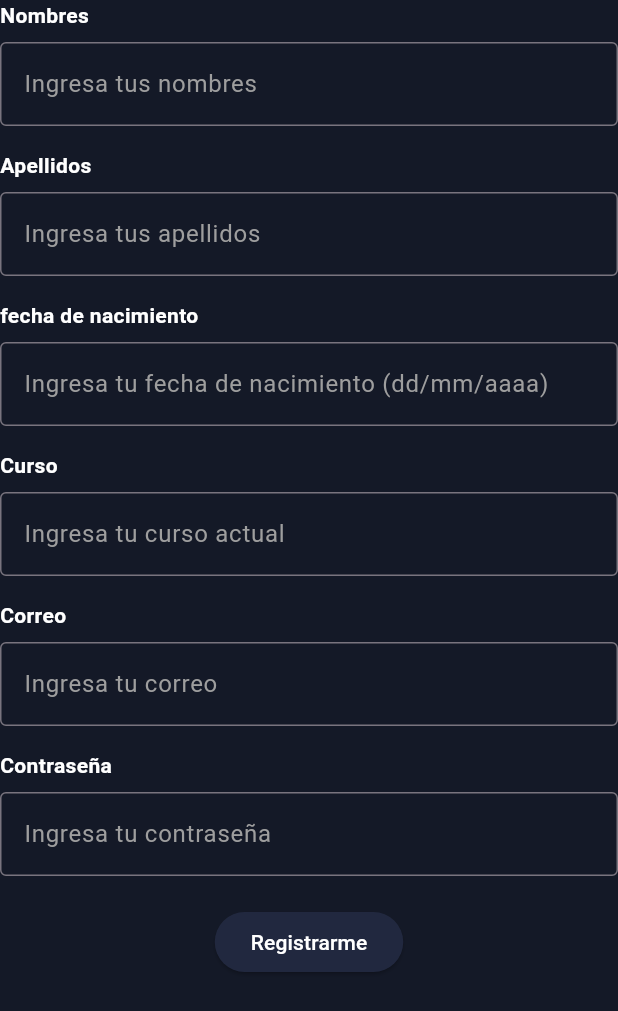
After one commit to Fausto-Briones/OIEC-Project, a Flutter app: the Register screen opened directly, on a phone screen of 412 x 824 dp. The commit adds this screen. Shown: the top 1011 px of the screen. Run offline on Flutter 3.47's test engine with Material 3 defaults, Android fonts, the phone set to English and light mode, and no system bars; our stand-ins replace flutter_svg; project files that could hold a hidden picture were left out.

Commit message:
Login y registro

```diff
--- /dev/null
+++ b/oiec_app/lib/components/inputTextComponent.dart
@@ -0,0 +1,44 @@
+import 'package:flutter/material.dart';
+
+class InputFieldWithLabel extends StatelessWidget {
+  final String labelText;
+  final TextEditingController controller;
+  final String hintText;
+  final Color hintColor;
+  final Color textColor;
+
+  InputFieldWithLabel({
+    required this.labelText,
+    required this.controller,
+    this.hintText = '',
+    this.hintColor = Colors.white,
+    this.textColor = Colors.white,
+  });
+
+  @override
+  Widget build(BuildContext context) {
+    return Column(
+      crossAxisAlignment: CrossAxisAlignment.start,
+      children: [
+        Text(
+          labelText,
+          style: TextStyle(
+            color: Colors.white,
+            fontFamily: 'Roboto',
+            fontWeight: FontWeight.bold,
+          ),
+        ),
+        SizedBox(height: 8),
+        TextField(
+          style: TextStyle(color: textColor),
+          controller: controller,
+          decoration: InputDecoration(
+            border: OutlineInputBorder(),
+            hintText: hintText,
+            hintStyle: TextStyle(color: hintColor),
+          ),
+        ),
+      ],
+    );
+  }
+}
--- a/oiec_app/lib/main.dart
+++ b/oiec_app/lib/main.dart
@@ -1,6 +1,7 @@
 import 'package:flutter/material.dart';
 import 'package:oiec_app/noticiasScreen.dart';
 import 'package:oiec_app/screens/homeScreen.dart';
+import 'package:oiec_app/screens/pagosScreen.dart';
 void main(){
   runApp(const MyApp());
 }
--- /dev/null
+++ b/oiec_app/lib/screens/login.dart
@@ -0,0 +1,44 @@
+import 'package:flutter/material.dart';
+import 'package:flutter_svg/flutter_svg.dart';
+import 'package:oiec_app/utilities/colorsController.dart';
+import 'package:oiec_app/components/inputTextComponent.dart';
+
+class Login extends StatelessWidget {
+  const Login({super.key});
+
+  @override
+  Widget build(BuildContext context) {
+    return Scaffold(
+      backgroundColor: HexColor('#141927'),
+      body: Column(
+          children: [
+              Image.asset('../assets/logochevere.png'),
+              InputFieldWithLabel(
+                labelText: 'Correo',
+                controller: TextEditingController(),
+                hintText: 'Ingresa tu correo',
+                hintColor: Colors.grey,
+              ),
+              SizedBox(height: 16), // Espacio entre los campos de entrada
+              InputFieldWithLabel(
+                labelText: 'Contraseña',
+                controller: TextEditingController(),
+                hintText: 'Ingresa tu contraseña',
+                hintColor: Colors.grey,
+              ),
+              SizedBox(height: 20),
+              ElevatedButton(
+            onPressed: () {
+              // Acción a realizar cuando se presiona el botón
+            },
+            style: ElevatedButton.styleFrom(
+              backgroundColor: HexColor('#21283F'), // Color de fondo del botón
+              foregroundColor: Colors.white, // Color del texto
+            ),
+            child: Text('Iniciar Sesión'),
+          ),
+          ]
+      ),
+    );
+  }
+}
--- /dev/null
+++ b/oiec_app/lib/screens/register.dart
@@ -0,0 +1,70 @@
+import 'package:flutter/material.dart';
+import 'package:oiec_app/utilities/colorsController.dart';
+import 'package:oiec_app/components/inputTextComponent.dart';
+
+class Register extends StatelessWidget {
+  const Register({super.key});
+
+  @override
+  Widget build(BuildContext context) {
+    return Scaffold(
+      backgroundColor: HexColor('#141927'),
+      body: Column(
+          children: [
+              InputFieldWithLabel(
+                labelText: 'Nombres',
+                controller: TextEditingController(),
+                hintText: 'Ingresa tus nombres',
+                hintColor: Colors.grey,
+              ),
+              SizedBox(height: 16), // Espacio entre los campos de entrada
+              InputFieldWithLabel(
+                labelText: 'Apellidos',
+                controller: TextEditingController(),
+                hintText: 'Ingresa tus apellidos',
+                hintColor: Colors.grey,
+              ),
+              SizedBox(height: 16), // Espacio entre los campos de entrada
+              InputFieldWithLabel(
+                labelText: 'fecha de nacimiento',
+                controller: TextEditingController(),
+                hintText: 'Ingresa tu fecha de nacimiento (dd/mm/aaaa)',
+                hintColor: Colors.grey,
+              ),
+              SizedBox(height: 16), // Espacio entre los campos de entrada
+              InputFieldWithLabel(
+                labelText: 'Curso',
+                controller: TextEditingController(),
+                hintText: 'Ingresa tu curso actual',
+                hintColor: Colors.grey,
+              ),
+              SizedBox(height: 16), // Espacio entre los campos de entrada
+              InputFieldWithLabel(
+                labelText: 'Correo',
+                controller: TextEditingController(),
+                hintText: 'Ingresa tu correo',
+                hintColor: Colors.grey,
+              ),
+              SizedBox(height: 16), // Espacio entre los campos de entrada
+              InputFieldWithLabel(
+                labelText: 'Contraseña',
+                controller: TextEditingController(),
+                hintText: 'Ingresa tu contraseña',
+                hintColor: Colors.grey,
+              ),
+              SizedBox(height: 20),
+              ElevatedButton(
+            onPressed: () {
+              // Acción a realizar cuando se presiona el botón
+            },
+            style: ElevatedButton.styleFrom(
+              backgroundColor: HexColor('#21283F'), // Color de fondo del botón
+              foregroundColor: Colors.white, // Color del texto
+            ),
+            child: Text('Registrarme'),
+          ),
+          ]
+      ),
+    );
+  }
+}
```
Also changed, not shown: oiec_app/assets/customIcons/logoBonito.svg (added), oiec_app/assets/logochevere.png (added), oiec_app/pubspec.lock, 2 other files.
